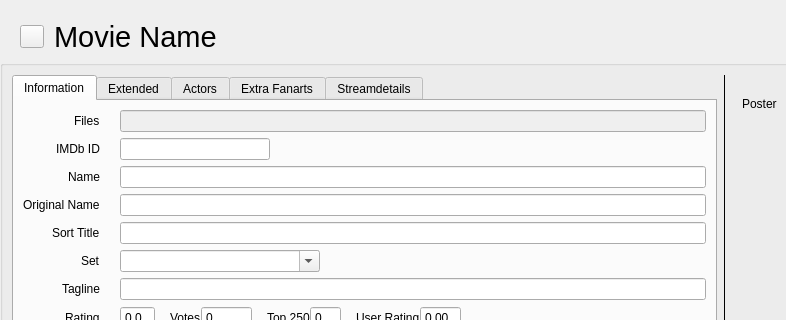
Before: the Qt Designer form src/ui/movies/MovieWidget.ui in Komet/MediaElch, drawn with Qt 5; both pictures show x 0 to 786 and y 0 to 320 of the 934 by 811 pixel window.
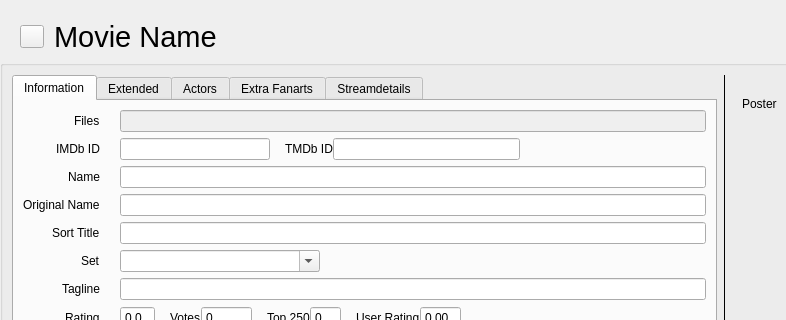
After: the same form once the commit is applied. Icons and pictures are not drawn. Custom widgets are drawn as their Qt base class.

Commit message: [Movie] Add TMDb ID field

```diff
--- a/src/ui/movies/MovieWidget.ui
+++ b/src/ui/movies/MovieWidget.ui
@@ -615,6 +615,8 @@
                <widget class="QTextEdit" name="outline"/>
               </item>
               <item row="1" column="1">
+               <layout class="QHBoxLayout" name="horizontalLayout">
+                <item>
                <widget class="QLineEdit" name="imdbId">
                 <property name="maximumSize">
                  <size>
@@ -624,6 +626,47 @@
                 </property>
                </widget>
               </item>
+                <item>
+                 <spacer name="horizontalSpacer_14">
+                  <property name="orientation">
+                   <enum>Qt::Horizontal</enum>
+                  </property>
+                  <property name="sizeType">
+                   <enum>QSizePolicy::Fixed</enum>
+                  </property>
+                  <property name="sizeHint" stdset="0">
+                   <size>
+                    <width>15</width>
+                    <height>20</height>
+                   </size>
+                  </property>
+                 </spacer>
+                </item>
+                <item>
+                 <widget class="QLabel" name="lblTmdbId">
+                  <property name="text">
+                   <string>TMDb ID</string>
+                  </property>
+                 </widget>
+                </item>
+                <item>
+                 <widget class="QLineEdit" name="tmdbId"/>
+                </item>
+                <item>
+                 <spacer name="horizontalSpacer_15">
+                  <property name="orientation">
+                   <enum>Qt::Horizontal</enum>
+                  </property>
+                  <property name="sizeHint" stdset="0">
+                   <size>
+                    <width>40</width>
+                    <height>20</height>
+                   </size>
+                  </property>
+                 </spacer>
+                </item>
+               </layout>
+              </item>
               <item row="1" column="0">
                <widget class="QLabel" name="label_13">
                 <property name="text">
```
Left out of the diff: 20 changed lines with no effect on the pictures. Lines whose indentation alone changed are shown as unchanged. The commit also changes 2 other files.
